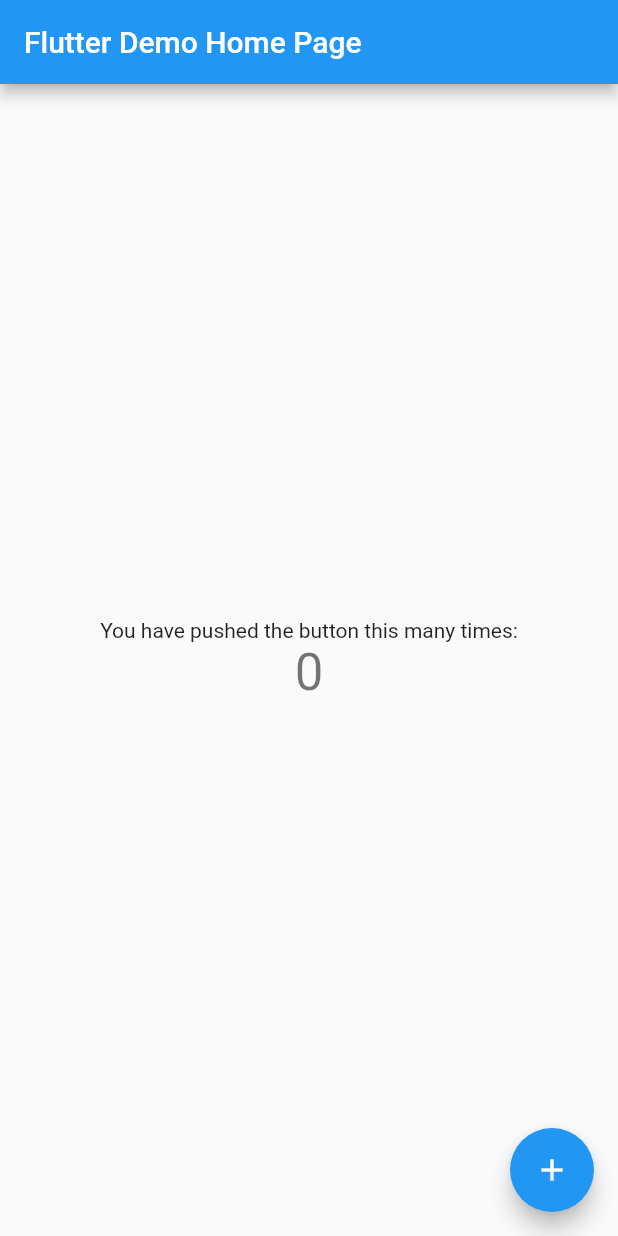
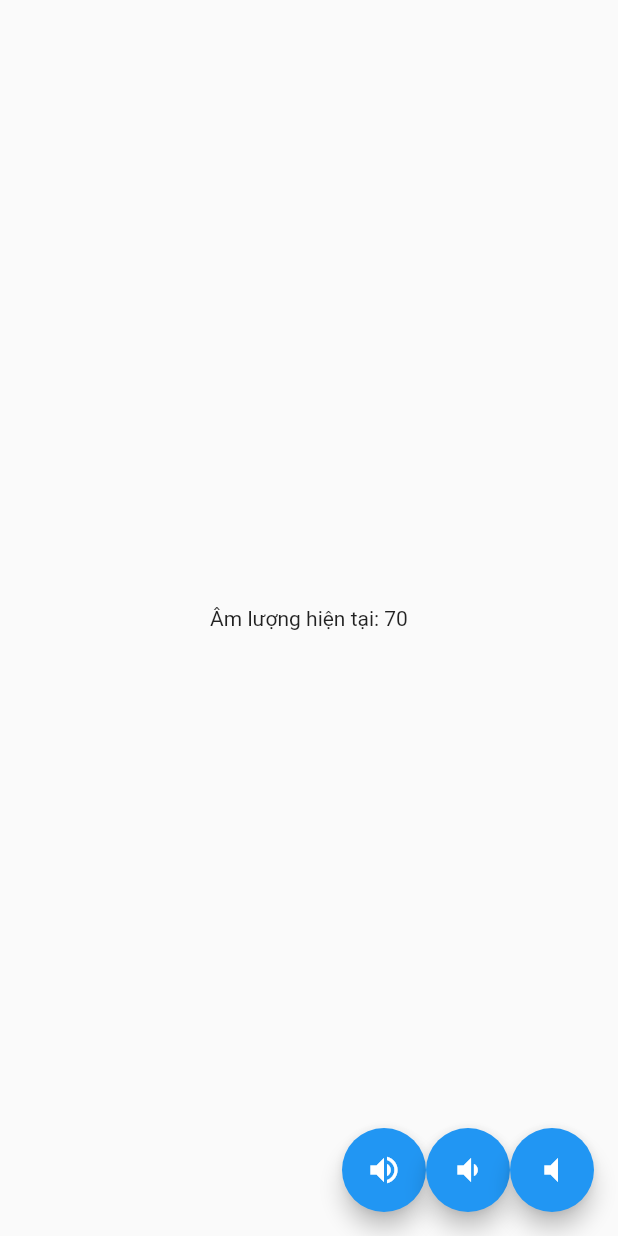
Before and after one commit to HeroDang/flutter_bloc, a Flutter app: the screen it shows after launch, on a phone screen of 412 x 824 dp. Run offline on Flutter 3.47's test engine with Material 2 defaults, Android fonts, the phone set to English and light mode, and no system bars.

Commit message:
initial example

```diff
--- a/lib/main.dart
+++ b/lib/main.dart
@@ -1,115 +1,74 @@
+
 import 'package:flutter/material.dart';
+import 'package:flutter18_bloc/remote_bloc.dart';
+import 'package:flutter18_bloc/remote_event.dart';
+import 'package:flutter18_bloc/remote_state.dart';
 
 void main() {
-  runApp(const MyApp());
+  runApp(MyApp());
 }
 
 class MyApp extends StatelessWidget {
-  const MyApp({Key? key}) : super(key: key);
-
-  // This widget is the root of your application.
   @override
   Widget build(BuildContext context) {
     return MaterialApp(
       title: 'Flutter Demo',
       theme: ThemeData(
-        // This is the theme of your application.
-        //
-        // Try running your application with "flutter run". You'll see the
-        // application has a blue toolbar. Then, without quitting the app, try
-        // changing the primarySwatch below to Colors.green and then invoke
-        // "hot reload" (press "r" in the console where you ran "flutter run",
-        // or simply save your changes to "hot reload" in a Flutter IDE).
-        // Notice that the counter didn't reset back to zero; the application
-        // is not restarted.
         primarySwatch: Colors.blue,
+        visualDensity: VisualDensity.adaptivePlatformDensity,
       ),
-      home: const MyHomePage(title: 'Flutter Demo Home Page'),
+      home: MyHomePage(title: 'Flutter Demo Home Page'),
     );
   }
 }
 
 class MyHomePage extends StatefulWidget {
-  const MyHomePage({Key? key, required this.title}) : super(key: key);
-
-  // This widget is the home page of your application. It is stateful, meaning
-  // that it has a State object (defined below) that contains fields that affect
-  // how it looks.
-
-  // This class is the configuration for the state. It holds the values (in this
-  // case the title) provided by the parent (in this case the App widget) and
-  // used by the build method of the State. Fields in a Widget subclass are
-  // always marked "final".
+  MyHomePage({Key? key, required this.title}) : super(key: key);
 
   final String title;
 
   @override
-  State<MyHomePage> createState() => _MyHomePageState();
+  _MyHomePageState createState() => _MyHomePageState();
 }
 
 class _MyHomePageState extends State<MyHomePage> {
-  int _counter = 0;
+  final bloc = RemoteBloc(); // khởi tạo bloc  <=== new
 
-  void _incrementCounter() {
-    setState(() {
-      // This call to setState tells the Flutter framework that something has
-      // changed in this State, which causes it to rerun the build method below
-      // so that the display can reflect the updated values. If we changed
-      // _counter without calling setState(), then the build method would not be
-      // called again, and so nothing would appear to happen.
-      _counter++;
-    });
+  @override
+  Widget build(BuildContext context) {
+    return Scaffold(
+      body: Center(
+        child: StreamBuilder<RemoteState>( // sử dụng StreamBuilder để lắng nghe Stream <=== new
+          stream: bloc.stateController.stream, // truyền stream của stateController vào để lắng nghe <=== new
+          initialData: bloc.state, // giá trị khởi tạo chính là volume 70 hiện tại <=== new
+          builder: (BuildContext context, AsyncSnapshot<RemoteState> snapshot) {
+            return Text('Âm lượng hiện tại: ${snapshot.data?.volume}'); // update UI <=== new
+          },
+        ),
+      ),
+      floatingActionButton: Row(
+        mainAxisAlignment: MainAxisAlignment.end,
+        children: <Widget>[
+          FloatingActionButton(
+            onPressed: () => bloc.eventController.sink.add(IncrementEvent(5)), // add event <=== new
+            child: Icon(Icons.volume_up),
+          ),
+          FloatingActionButton(
+            onPressed: () => bloc.eventController.sink.add(DecrementEvent(10)), // add event <=== new
+            child: Icon(Icons.volume_down),
+          ),
+          FloatingActionButton(
+            onPressed: () => bloc.eventController.sink.add(MuteEvent()), // add event <=== new
+            child: Icon(Icons.volume_mute),
+          )
+        ],
+      ),
+    );
   }
 
   @override
-  Widget build(BuildContext context) {
-    // This method is rerun every time setState is called, for instance as done
-    // by the _incrementCounter method above.
-    //
-    // The Flutter framework has been optimized to make rerunning build methods
-    // fast, so that you can just rebuild anything that needs updating rather
-    // than having to individually change instances of widgets.
-    return Scaffold(
-      appBar: AppBar(
-        // Here we take the value from the MyHomePage object that was created by
-        // the App.build method, and use it to set our appbar title.
-        title: Text(widget.title),
-      ),
-      body: Center(
-        // Center is a layout widget. It takes a single child and positions it
-        // in the middle of the parent.
-        child: Column(
-          // Column is also a layout widget. It takes a list of children and
-          // arranges them vertically. By default, it sizes itself to fit its
-          // children horizontally, and tries to be as tall as its parent.
-          //
-          // Invoke "debug painting" (press "p" in the console, choose the
-          // "Toggle Debug Paint" action from the Flutter Inspector in Android
-          // Studio, or the "Toggle Debug Paint" command in Visual Studio Code)
-          // to see the wireframe for each widget.
-          //
-          // Column has various properties to control how it sizes itself and
-          // how it positions its children. Here we use mainAxisAlignment to
-          // center the children vertically; the main axis here is the vertical
-          // axis because Columns are vertical (the cross axis would be
-          // horizontal).
-          mainAxisAlignment: MainAxisAlignment.center,
-          children: <Widget>[
-            const Text(
-              'You have pushed the button this many times:',
-            ),
-            Text(
-              '$_counter',
-              style: Theme.of(context).textTheme.headline4,
-            ),
-          ],
-        ),
-      ),
-      floatingActionButton: FloatingActionButton(
-        onPressed: _incrementCounter,
-        tooltip: 'Increment',
-        child: const Icon(Icons.add),
-      ), // This trailing comma makes auto-formatting nicer for build methods.
-    );
+  void dispose() {
+    super.dispose();
+    bloc.dispose(); // dispose bloc <=== new
   }
 }
--- /dev/null
+++ b/lib/remote_bloc.dart
@@ -0,0 +1,45 @@
+
+
+import 'dart:async';
+
+import 'remote_event.dart';
+import 'remote_state.dart';
+
+class RemoteBloc {
+  var state = RemoteState(70); // init giá trị khởi tạo của RemoteState. Giả sử TV ban đầu có âm lượng 70
+
+  // tạo 2 controller
+  // 1 cái quản lý event, đảm nhận nhiệm vụ nhận event từ UI
+  final eventController = StreamController<RemoteEvent>();
+
+  // 1 cái quản lý state, đảm nhận nhiệm vụ truyền state đến UI
+  final stateController = StreamController<RemoteState>();
+
+  RemoteBloc() {
+    // lắng nghe khi eventController push event mới
+    eventController.stream.listen((RemoteEvent event) {
+      // người ta thường tách hàm này ra 1 hàm riêng và đặt tên là: mapEventToState
+      // đúng như cái tên, hàm này nhận event xử lý và cho ra output là state
+
+      if (event is IncrementEvent) {
+        // nếu eventController vừa add vào 1 IncrementEvent thì chúng ta xử lý tăng âm lượng
+        state = RemoteState(state.volume + event.increment);
+      } else if (event is DecrementEvent) {
+        // xử lý giảm âm lượng
+        state = RemoteState(state.volume - event.decrement);
+      } else {
+        // xử lý mute
+        state = RemoteState(0);
+      }
+
+      // add state mới vào stateController để bên UI nhận được
+      stateController.sink.add(state);
+    });
+  }
+
+  // khi không cần thiết thì close tất cả controller
+  void dispose() {
+    stateController.close();
+    eventController.close();
+  }
+}
--- /dev/null
+++ b/lib/remote_event.dart
@@ -0,0 +1,20 @@
+
+
+abstract class RemoteEvent {}
+
+// event tăng âm lượng, user muốn tăng lên bao nhiêu thì truyền vào biến increment
+class IncrementEvent extends RemoteEvent {
+  IncrementEvent(this.increment);
+
+  final int increment;
+}
+
+// event giảm âm lượng, user muốn giảm bao nhiêu thì truyền vào biến decrement
+class DecrementEvent extends RemoteEvent {
+  DecrementEvent(this.decrement);
+
+  final int decrement;
+}
+
+// event mute
+class MuteEvent extends RemoteEvent {}
--- /dev/null
+++ b/lib/remote_state.dart
@@ -0,0 +1,7 @@
+
+
+class RemoteState {
+  RemoteState(this.volume);
+
+  final int volume;
+}
```
